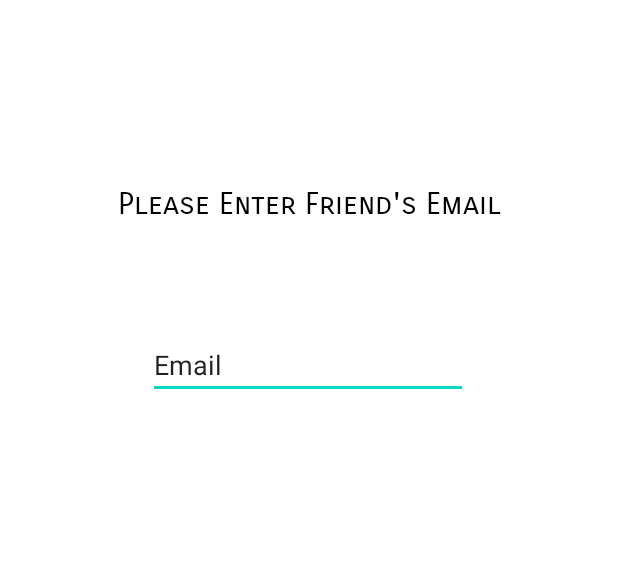
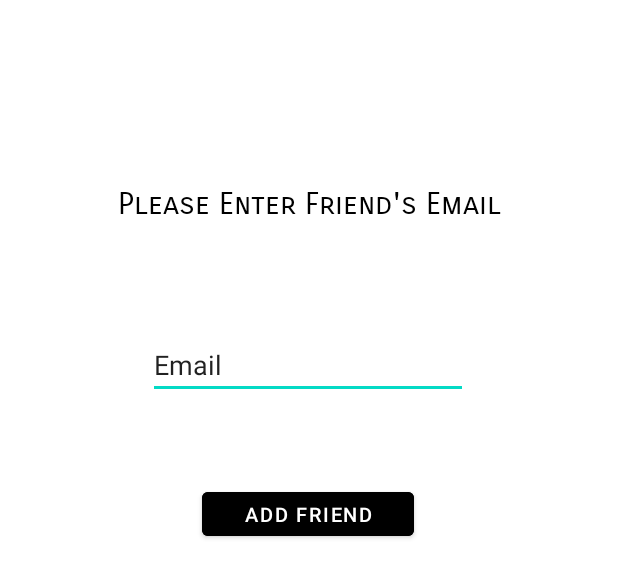
Before and after one commit to kuhc/Assignment, an Android app: the layout activity_add_friend.xml on its own in the app's theme, with its tools: preview values and no code run, on a phone screen of 412 x 824 dp. Shown: the top 578 px of the screen. Run offline under Robolectric (Android 15) with nearby library versions, the phone set to English and light mode, and no system bars.

Commit message:
Friend Fragment

```diff
--- a/app/src/main/res/layout/activity_add_friend.xml
+++ b/app/src/main/res/layout/activity_add_friend.xml
@@ -31,4 +31,17 @@
         app:layout_constraintHorizontal_bias="0.497"
         app:layout_constraintStart_toStartOf="parent"
         app:layout_constraintTop_toBottomOf="@+id/firend" />
+
+    <Button
+        android:id="@+id/conformAddFriend"
+        android:layout_width="141dp"
+        android:layout_height="41dp"
+        android:layout_marginTop="56dp"
+        android:backgroundTint="@color/black"
+        android:text="Add Friend"
+        android:textSize="13dp"
+        app:layout_constraintEnd_toEndOf="parent"
+        app:layout_constraintHorizontal_bias="0.498"
+        app:layout_constraintStart_toStartOf="parent"
+        app:layout_constraintTop_toBottomOf="@+id/friendEmail" />
 </androidx.constraintlayout.widget.ConstraintLayout>
```
Also changed, not shown: app/src/main/java/com/utar/assignment/Activity/AddFriend.java (+69 -0 lines), app/src/main/java/com/utar/assignment/Model/Friend.java (added, +26 -0 lines), app/src/main/java/com/utar/assignment/Util/FirestoreHelper.java (+12 -0 lines).
